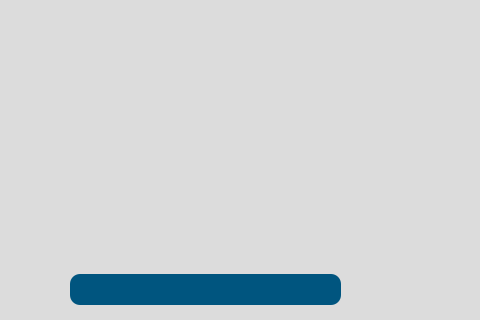
Above: src/user_interface/english_start.ui from eppenney/eBook-Perpetual-Access-Rights-Tracker before the change; both pictures show x 0 to 480 and y 476 to 796 of the 1176 by 796 pixel window. Below: the same form after it.
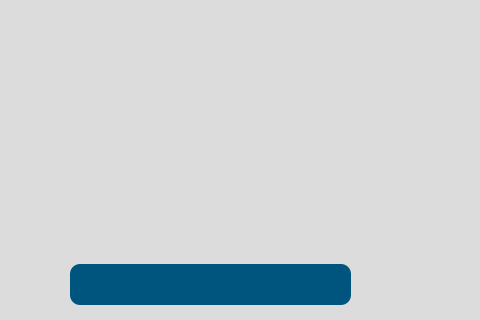
That is the form after the change. Icons and pictures are not drawn.

Diff of the .ui file:
```diff
--- a/src/user_interface/english_start.ui
+++ b/src/user_interface/english_start.ui
@@ -313,9 +313,9 @@
     <property name="geometry">
      <rect>
       <x>90</x>
-      <y>750</y>
-      <width>271</width>
-      <height>31</height>
+      <y>740</y>
+      <width>281</width>
+      <height>41</height>
      </rect>
     </property>
     <property name="styleSheet">
@@ -327,14 +327,7 @@
     padding: 10px; /* Add padding to center the text */
     qproperty-alignment: AlignCenter; /* Align text to the center */
 }
-
-QLabel:hover {
-    background-color: rgb(0, 75, 117); /* Slightly darker color when hovered */
-}
-
-QLabel:pressed {
-    background-color: rgb(0, 65, 107); /* Even darker color when clicked */
-}</string>
+</string>
     </property>
     <property name="text">
      <string/>
```
Left out of the diff: 12 changed lines with no effect on the pictures. Lines whose indentation alone changed are shown as unchanged.
